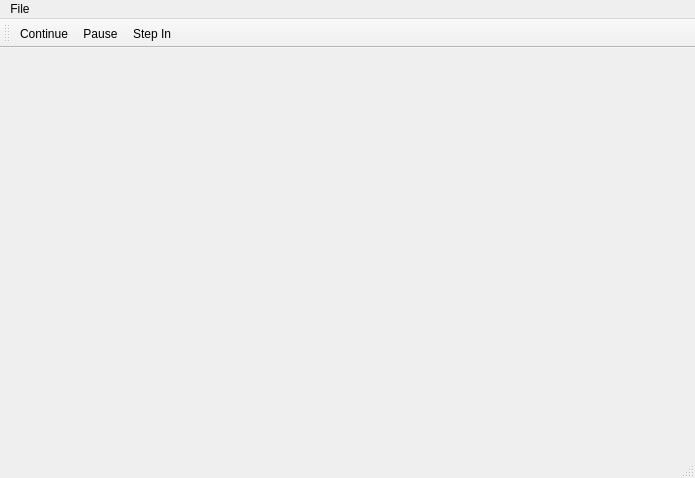
Before: the Qt Designer form srcs/ui/Debugger.ui in noctuelles/gbemu, drawn with Qt 5.
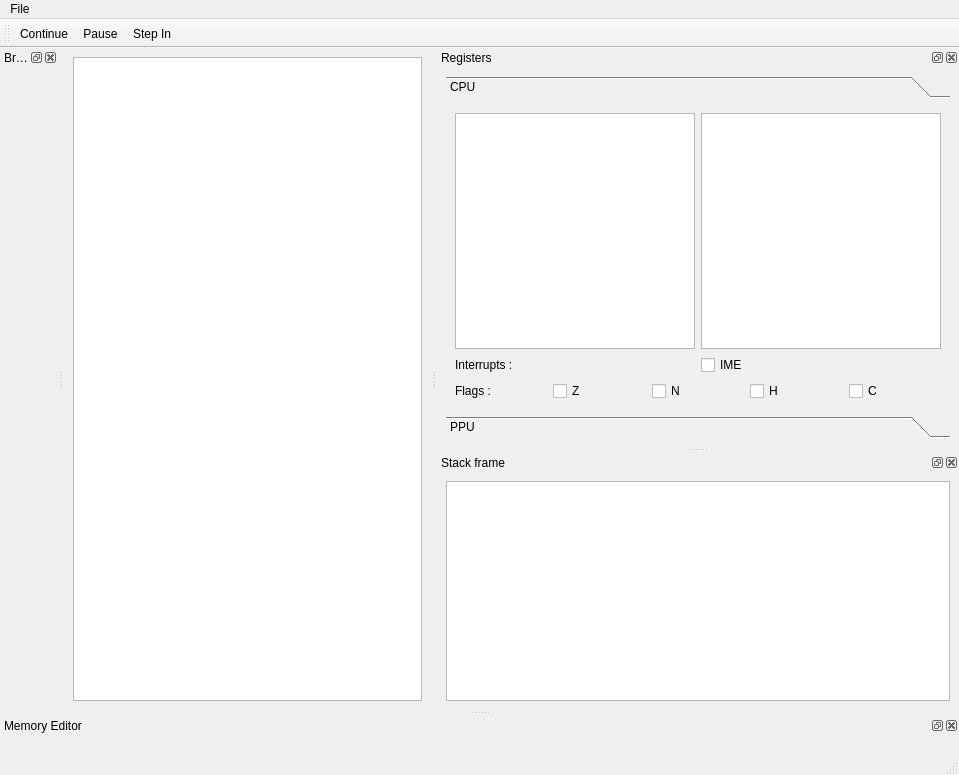
After: the same form once the commit is applied. Icons and pictures are not drawn.

Commit message: feat: full ppu and cpu registers tool.

Diff of the .ui file:
```diff
--- a/srcs/ui/Debugger.ui
+++ b/srcs/ui/Debugger.ui
@@ -6,20 +6,26 @@
    <rect>
     <x>0</x>
     <y>0</y>
-    <width>695</width>
-    <height>478</height>
+    <width>959</width>
+    <height>775</height>
    </rect>
   </property>
   <property name="windowTitle">
    <string>Debugger</string>
   </property>
-  <widget class="QWidget" name="centralwidget"/>
+  <widget class="QWidget" name="centralwidget">
+   <layout class="QGridLayout" name="gridLayout_2">
+    <item row="0" column="0">
+     <widget class="QTextEdit" name="textEdit"/>
+    </item>
+   </layout>
+  </widget>
   <widget class="QMenuBar" name="menubar">
    <property name="geometry">
     <rect>
      <x>0</x>
      <y>0</y>
-     <width>695</width>
+     <width>959</width>
      <height>23</height>
     </rect>
    </property>
@@ -45,6 +51,199 @@
    <addaction name="actionPause"/>
    <addaction name="actionStep_In"/>
   </widget>
+  <widget class="QDockWidget" name="dockRegisters">
+   <property name="features">
+    <set>QDockWidget::DockWidgetFeature::DockWidgetClosable|QDockWidget::DockWidgetFeature::DockWidgetFloatable|QDockWidget::DockWidgetFeature::DockWidgetMovable</set>
+   </property>
+   <property name="allowedAreas">
+    <set>Qt::DockWidgetArea::RightDockWidgetArea</set>
+   </property>
+   <property name="windowTitle">
+    <string>Registers</string>
+   </property>
+   <attribute name="dockWidgetArea">
+    <number>2</number>
+   </attribute>
+   <widget class="QWidget" name="dockWidgetContents_3">
+    <layout class="QGridLayout" name="gridLayout_3">
+     <item row="0" column="1">
+      <widget class="QToolBox" name="toolBox">
+       <property name="currentIndex">
+        <number>0</number>
+       </property>
+       <widget class="QWidget" name="cpuPage">
+        <property name="geometry">
+         <rect>
+          <x>0</x>
+          <y>0</y>
+          <width>320</width>
+          <height>221</height>
+         </rect>
+        </property>
+        <attribute name="label">
+         <string>CPU</string>
+        </attribute>
+        <layout class="QVBoxLayout" name="verticalLayout">
+         <item>
+          <layout class="QHBoxLayout" name="registersHorizontalLayout">
+           <item>
+            <widget class="QTableView" name="eightBitsCpuRegisters">
+             <property name="selectionMode">
+              <enum>QAbstractItemView::SelectionMode::NoSelection</enum>
+             </property>
+             <attribute name="horizontalHeaderStretchLastSection">
+              <bool>true</bool>
+             </attribute>
+            </widget>
+           </item>
+           <item>
+            <widget class="QTableView" name="sixteenBitsCpuRegisters">
+             <property name="selectionMode">
+              <enum>QAbstractItemView::SelectionMode::NoSelection</enum>
+             </property>
+             <attribute name="horizontalHeaderStretchLastSection">
+              <bool>true</bool>
+             </attribute>
+            </widget>
+           </item>
+          </layout>
+         </item>
+         <item>
+          <layout class="QHBoxLayout" name="interruptsHorizontalLayout">
+           <property name="sizeConstraint">
+            <enum>QLayout::SizeConstraint::SetDefaultConstraint</enum>
+           </property>
+           <property name="rightMargin">
+            <number>0</number>
+           </property>
+           <item>
+            <widget class="QLabel" name="interruptsLabel">
+             <property name="text">
+              <string>Interrupts :</string>
+             </property>
+            </widget>
+           </item>
+           <item>
+            <widget class="QCheckBox" name="ime">
+             <property name="text">
+              <string>IME</string>
+             </property>
+            </widget>
+           </item>
+          </layout>
+         </item>
+         <item>
+          <layout class="QHBoxLayout" name="flagsHorizontalLayout">
+           <item>
+            <widget class="QLabel" name="flagLabel">
+             <property name="text">
+              <string>Flags :</string>
+             </property>
+            </widget>
+           </item>
+           <item>
+            <widget class="QCheckBox" name="zeroFlag">
+             <property name="text">
+              <string>Z</string>
+             </property>
+            </widget>
+           </item>
+           <item>
+            <widget class="QCheckBox" name="negativeFlag">
+             <property name="text">
+              <string>N</string>
+             </property>
+            </widget>
+           </item>
+           <item>
+            <widget class="QCheckBox" name="halfCarryFlag">
+             <property name="text">
+              <string>H</string>
+             </property>
+            </widget>
+           </item>
+           <item>
+            <widget class="QCheckBox" name="carryFlag">
+             <property name="text">
+              <string>C</string>
+             </property>
+            </widget>
+           </item>
+          </layout>
+         </item>
+        </layout>
+       </widget>
+       <widget class="QWidget" name="ppuPage">
+        <property name="geometry">
+         <rect>
+          <x>0</x>
+          <y>0</y>
+          <width>320</width>
+          <height>221</height>
+         </rect>
+        </property>
+        <attribute name="label">
+         <string>PPU</string>
+        </attribute>
+        <layout class="QHBoxLayout" name="horizontalLayout">
+         <item>
+          <widget class="QTableView" name="ppuRegisters">
+           <property name="selectionMode">
+            <enum>QAbstractItemView::SelectionMode::NoSelection</enum>
+           </property>
+           <attribute name="horizontalHeaderStretchLastSection">
+            <bool>true</bool>
+           </attribute>
+          </widget>
+         </item>
+        </layout>
+       </widget>
+      </widget>
+     </item>
+    </layout>
+   </widget>
+  </widget>
+  <widget class="QDockWidget" name="dockStackFrame">
+   <property name="features">
+    <set>QDockWidget::DockWidgetFeature::DockWidgetClosable|QDockWidget::DockWidgetFeature::DockWidgetFloatable|QDockWidget::DockWidgetFeature::DockWidgetMovable</set>
+   </property>
+   <property name="allowedAreas">
+    <set>Qt::DockWidgetArea::RightDockWidgetArea</set>
+   </property>
+   <property name="windowTitle">
+    <string>Stack frame</string>
+   </property>
+   <attribute name="dockWidgetArea">
+    <number>2</number>
+   </attribute>
+   <widget class="QWidget" name="dockWidgetContents_4">
+    <layout class="QGridLayout" name="gridLayout_4">
+     <item row="0" column="0">
+      <widget class="QListView" name="stackFrame"/>
+     </item>
+    </layout>
+   </widget>
+  </widget>
+  <widget class="QDockWidget" name="dockMemoryEditor">
+   <property name="windowTitle">
+    <string>Memory Editor</string>
+   </property>
+   <attribute name="dockWidgetArea">
+    <number>8</number>
+   </attribute>
+   <widget class="QWidget" name="dockWidgetContents_8">
+    <layout class="QGridLayout" name="gridLayout"/>
+   </widget>
+  </widget>
+  <widget class="QDockWidget" name="dockBreakpoints">
+   <property name="windowTitle">
+    <string>Breakpoints</string>
+   </property>
+   <attribute name="dockWidgetArea">
+    <number>1</number>
+   </attribute>
+   <widget class="QWidget" name="dockWidgetContents_10"/>
+  </widget>
   <action name="actionContinue">
    <property name="icon">
     <iconset resource="../../resource.qrc">
```
The commit also changes 7 other files.
